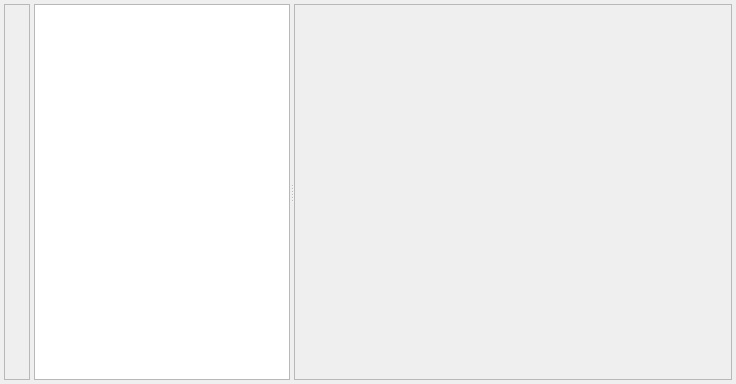
Above: MainWindow.ui from kacerpetr/QRssReader before the change. Below: the same form after it.
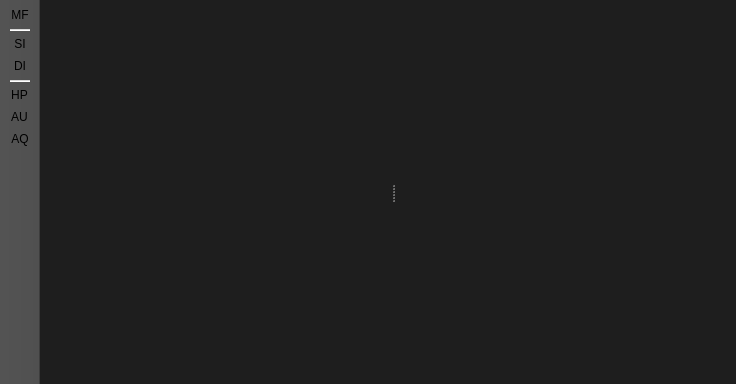
That is the form after the change. Icons and pictures are not drawn.

What changed in the file:
```diff
--- a/MainWindow.ui
+++ b/MainWindow.ui
@@ -13,89 +13,226 @@
   <property name="windowTitle">
    <string>MainWindow</string>
   </property>
+  <property name="styleSheet">
+   <string notr="true">#MainWindow{
+	background-color: rgb(30, 30, 30);
+}
+
+#NewsListContent{
+	background-color: rgb(30, 30, 30);
+}
+
+QWidget#NewsItem{
+	background-color: rgb(185, 203, 223);
+}
+
+#toolBar{
+	background-color: rgb(80, 80, 80);
+}</string>
+  </property>
   <widget class="QWidget" name="centralWidget">
    <layout class="QHBoxLayout" name="horizontalLayout">
     <property name="spacing">
-     <number>4</number>
+     <number>10</number>
     </property>
     <property name="leftMargin">
-     <number>4</number>
+     <number>10</number>
     </property>
     <property name="topMargin">
-     <number>4</number>
+     <number>0</number>
     </property>
     <property name="rightMargin">
-     <number>4</number>
+     <number>0</number>
     </property>
     <property name="bottomMargin">
-     <number>4</number>
+     <number>0</number>
     </property>
-    <item>
-     <widget class="QFrame" name="frame">
-      <property name="minimumSize">
-       <size>
-        <width>26</width>
-        <height>0</height>
-       </size>
-      </property>
-      <property name="maximumSize">
-       <size>
-        <width>26</width>
-        <height>16777215</height>
-       </size>
-      </property>
-      <property name="frameShape">
-       <enum>QFrame::StyledPanel</enum>
-      </property>
-      <property name="frameShadow">
-       <enum>QFrame::Raised</enum>
-      </property>
-     </widget>
-    </item>
     <item>
      <widget class="QSplitter" name="splitter">
       <property name="orientation">
        <enum>Qt::Horizontal</enum>
       </property>
-      <widget class="QTreeView" name="newsList">
+      <property name="handleWidth">
+       <number>10</number>
+      </property>
+      <widget class="QFrame" name="newsListFrame">
        <property name="sizePolicy">
-        <sizepolicy hsizetype="Preferred" vsizetype="Expanding">
-         <horstretch>0</horstretch>
+        <sizepolicy hsizetype="Preferred" vsizetype="Preferred">
+         <horstretch>1</horstretch>
          <verstretch>0</verstretch>
         </sizepolicy>
        </property>
-       <property name="minimumSize">
-        <size>
-         <width>1</width>
-         <height>0</height>
-        </size>
+       <property name="frameShape">
+        <enum>QFrame::NoFrame</enum>
        </property>
+       <property name="frameShadow">
+        <enum>QFrame::Raised</enum>
+       </property>
+       <property name="lineWidth">
+        <number>0</number>
+       </property>
+       <layout class="QVBoxLayout" name="verticalLayout_2">
+        <property name="spacing">
+         <number>0</number>
+        </property>
+        <property name="leftMargin">
+         <number>0</number>
+        </property>
+        <property name="topMargin">
+         <number>0</number>
+        </property>
+        <property name="rightMargin">
+         <number>0</number>
+        </property>
+        <property name="bottomMargin">
+         <number>0</number>
+        </property>
+       </layout>
       </widget>
-      <widget class="QScrollArea" name="scrollArea">
+      <widget class="QFrame" name="newsViewFrame">
        <property name="sizePolicy">
-        <sizepolicy hsizetype="Preferred" vsizetype="Expanding">
-         <horstretch>2</horstretch>
+        <sizepolicy hsizetype="Preferred" vsizetype="Preferred">
+         <horstretch>3</horstretch>
          <verstretch>0</verstretch>
         </sizepolicy>
        </property>
-       <property name="widgetResizable">
-        <bool>true</bool>
+       <property name="frameShape">
+        <enum>QFrame::NoFrame</enum>
        </property>
-       <widget class="QWidget" name="scrollAreaWidgetContents">
-        <property name="geometry">
-         <rect>
-          <x>0</x>
-          <y>0</y>
-          <width>436</width>
-          <height>374</height>
-         </rect>
+       <property name="frameShadow">
+        <enum>QFrame::Raised</enum>
+       </property>
+       <property name="lineWidth">
+        <number>0</number>
+       </property>
+       <layout class="QVBoxLayout" name="verticalLayout_3">
+        <property name="spacing">
+         <number>0</number>
         </property>
-       </widget>
+        <property name="leftMargin">
+         <number>0</number>
+        </property>
+        <property name="topMargin">
+         <number>0</number>
+        </property>
+        <property name="rightMargin">
+         <number>0</number>
+        </property>
+        <property name="bottomMargin">
+         <number>0</number>
+        </property>
+       </layout>
       </widget>
      </widget>
     </item>
    </layout>
   </widget>
+  <widget class="QToolBar" name="toolBar">
+   <property name="windowTitle">
+    <string>toolBar</string>
+   </property>
+   <property name="styleSheet">
+    <string notr="true"/>
+   </property>
+   <property name="movable">
+    <bool>false</bool>
+   </property>
+   <property name="iconSize">
+    <size>
+     <width>32</width>
+     <height>32</height>
+    </size>
+   </property>
+   <property name="floatable">
+    <bool>true</bool>
+   </property>
+   <attribute name="toolBarArea">
+    <enum>LeftToolBarArea</enum>
+   </attribute>
+   <attribute name="toolBarBreak">
+    <bool>false</bool>
+   </attribute>
+   <addaction name="ActionManageFeeds"/>
+   <addaction name="separator"/>
+   <addaction name="actionSaveItem"/>
+   <addaction name="actionDeleteItem"/>
+   <addaction name="separator"/>
+   <addaction name="actionHelp"/>
+   <addaction name="actionAbout"/>
+   <addaction name="actionAboutQt"/>
+  </widget>
+  <action name="ActionManageFeeds">
+   <property name="icon">
+    <iconset resource="Icons.qrc">
+     <normaloff>:/icons/manage_feeds</normaloff>:/icons/manage_feeds</iconset>
+   </property>
+   <property name="text">
+    <string>MF</string>
+   </property>
+   <property name="toolTip">
+    <string>Manage feeds</string>
+   </property>
+  </action>
+  <action name="actionHelp">
+   <property name="icon">
+    <iconset resource="Icons.qrc">
+     <normaloff>:/icons/help_contents</normaloff>:/icons/help_contents</iconset>
+   </property>
+   <property name="text">
+    <string>HP</string>
+   </property>
+   <property name="toolTip">
+    <string>Application help</string>
+   </property>
+  </action>
+  <action name="actionAbout">
+   <property name="icon">
+    <iconset resource="Icons.qrc">
+     <normaloff>:/icons/help_about</normaloff>:/icons/help_about</iconset>
+   </property>
+   <property name="text">
+    <string>AU</string>
+   </property>
+   <property name="toolTip">
+    <string>About application</string>
+   </property>
+  </action>
+  <action name="actionAboutQt">
+   <property name="icon">
+    <iconset resource="Icons.qrc">
+     <normaloff>:/icons/qt5_about</normaloff>:/icons/qt5_about</iconset>
+   </property>
+   <property name="text">
+    <string>AQ</string>
+   </property>
+   <property name="toolTip">
+    <string>About Qt5 framework</string>
+   </property>
+  </action>
+  <action name="actionDeleteItem">
+   <property name="icon">
+    <iconset resource="Icons.qrc">
+     <normaloff>:/icons/delete_item</normaloff>:/icons/delete_item</iconset>
+   </property>
+   <property name="text">
+    <string>DI</string>
+   </property>
+   <property name="toolTip">
+    <string>Delete news item</string>
+   </property>
+  </action>
+  <action name="actionSaveItem">
+   <property name="icon">
+    <iconset resource="Icons.qrc">
+     <normaloff>:/icons/save_item</normaloff>:/icons/save_item</iconset>
+   </property>
+   <property name="text">
+    <string>SI</string>
+   </property>
+   <property name="toolTip">
+    <string>Save news item</string>
+   </property>
+  </action>
  </widget>
  <layoutdefault spacing="6" margin="11"/>
  <resources/>
```
Left out of the diff: 4 changed lines with no effect on the pictures.
